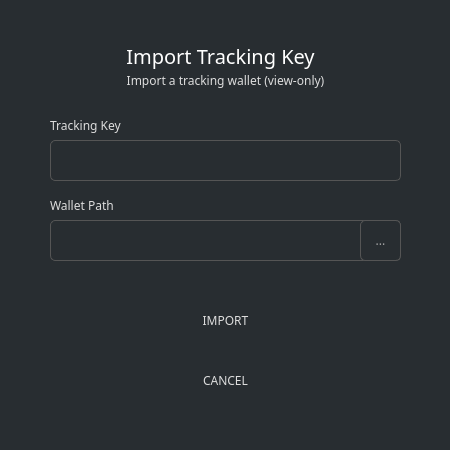
This is src/gui/ui/importtracking.ui in ConcealNetwork/conceal-desktop as Qt 5 draws it before an edit. The edited form follows.
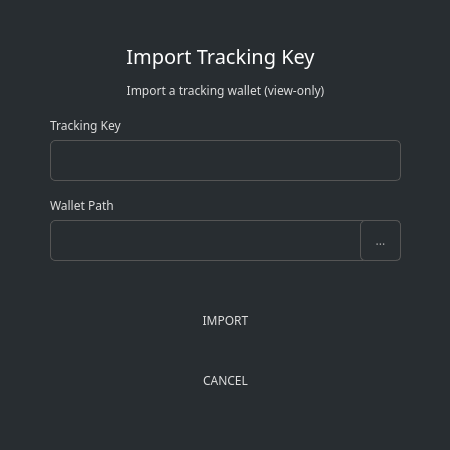
This is the edited form.

Commit message: Update import dialogs subtitle alignment

Patch:
```diff
--- a/src/gui/ui/importtracking.ui
+++ b/src/gui/ui/importtracking.ui
@@ -37,7 +37,7 @@
       <x>50</x>
       <y>70</y>
       <width>351</width>
-      <height>21</height>
+      <height>41</height>
      </rect>
     </property>
     <property name="font">
@@ -54,6 +54,9 @@
     <property name="alignment">
      <set>Qt::AlignCenter</set>
     </property>
+    <property name="wordWrap">
+     <bool>true</bool>
+    </property>
    </widget>
    <widget class="QLabel" name="label_3">
     <property name="geometry">
```
The commit also changes 5 other files.
